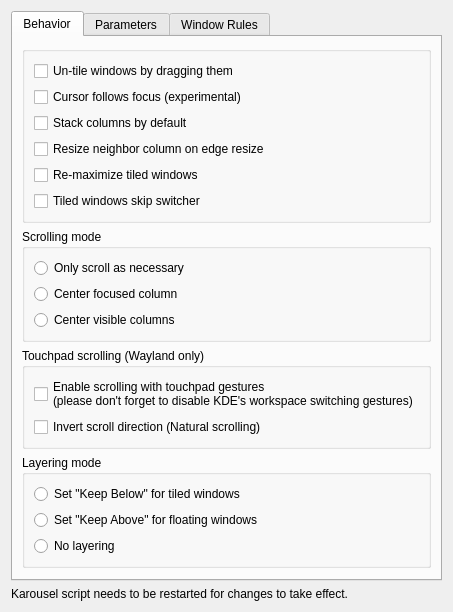
Above: package/contents/ui/config.ui from peterfajdiga/karousel before the change. Below: the same form after it.
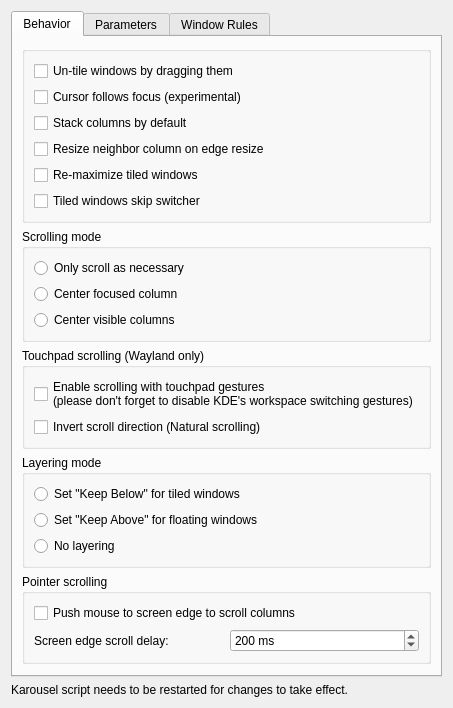
That is the form after the change.

Commit message: Add screen-edge column scrolling

Diff of the .ui file:
```diff
--- a/package/contents/ui/config.ui
+++ b/package/contents/ui/config.ui
@@ -171,6 +171,56 @@
                                 </widget>
                             </item>
 
+                            <item>
+                                <widget class="QGroupBox">
+                                    <property name="title">
+                                        <string>Pointer scrolling</string>
+                                    </property>
+                                    <layout class="QVBoxLayout">
+                                        <item>
+                                            <widget class="QCheckBox" name="kcfg_screenEdgeScrollColumns">
+                                                <property name="text">
+                                                    <string>Push mouse to screen edge to scroll columns</string>
+                                                </property>
+                                                <property name="toolTip">
+                                                    <string>Trigger one-column scrolling when the cursor is pushed against the left or right screen edge</string>
+                                                </property>
+                                            </widget>
+                                        </item>
+                                        <item>
+                                            <layout class="QHBoxLayout">
+                                                <item>
+                                                    <widget class="QLabel" name="label_screenEdgeScrollDelay">
+                                                        <property name="text">
+                                                            <string>Screen edge scroll delay:</string>
+                                                        </property>
+                                                        <property name="toolTip">
+                                                            <string>How long the cursor must stay on the screen edge before scrolling</string>
+                                                        </property>
+                                                    </widget>
+                                                </item>
+                                                <item>
+                                                    <widget class="QSpinBox" name="kcfg_screenEdgeScrollDelay">
+                                                        <property name="suffix">
+                                                            <string> ms</string>
+                                                        </property>
+                                                        <property name="maximum">
+                                                            <number>5000</number>
+                                                        </property>
+                                                        <property name="singleStep">
+                                                            <number>50</number>
+                                                        </property>
+                                                        <property name="value">
+                                                            <number>200</number>
+                                                        </property>
+                                                    </widget>
+                                                </item>
+                                            </layout>
+                                        </item>
+                                    </layout>
+                                </widget>
+                            </item>
+
                             <item>
                                 <spacer name="spacer_footer">
                                     <property name="orientation">
```
The commit also changes 7 other files.
